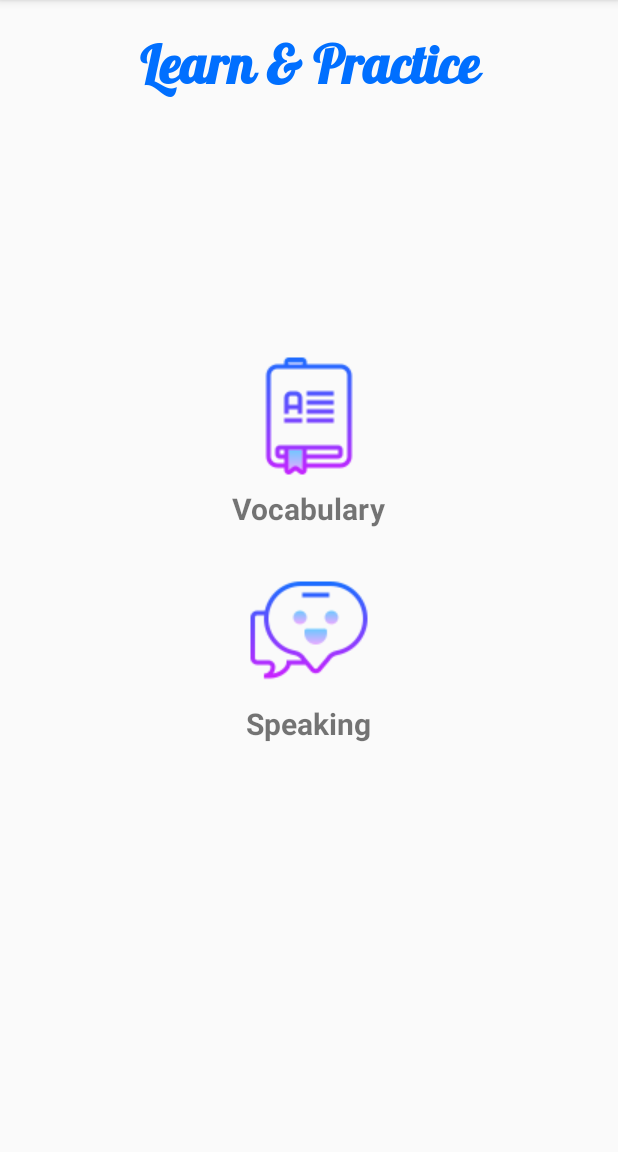
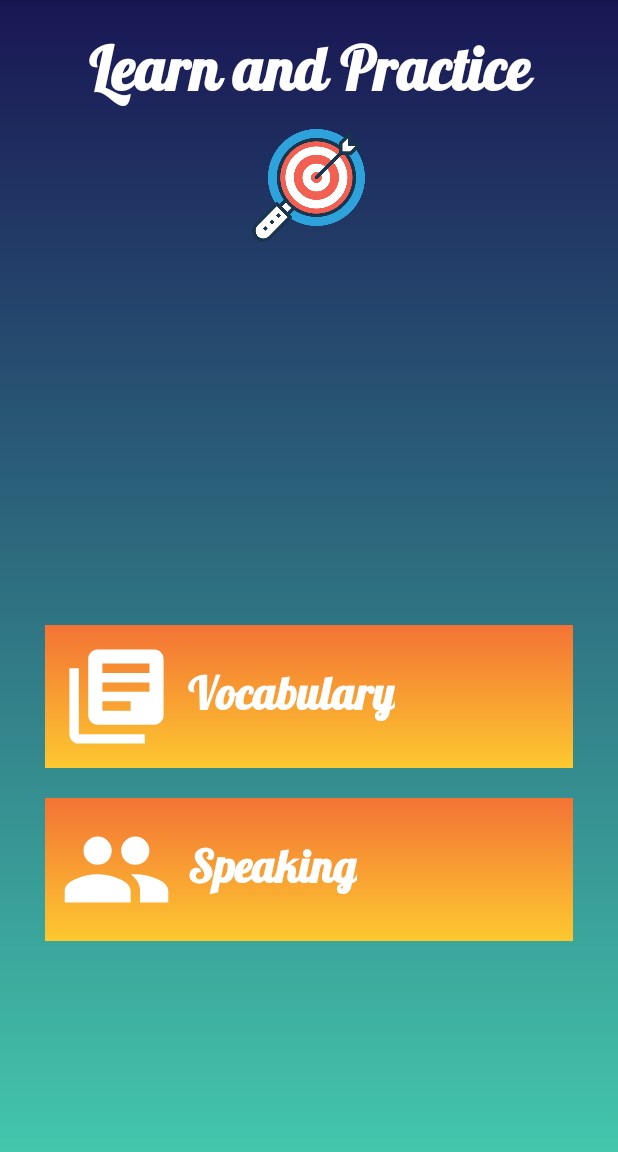
Before and after one commit to ndkhanh360/anna, an Android app: the StartLearn screen opened directly, with no data from a screen before it, on a phone screen of 412 x 824 dp, the part 84-1236 px from its top. Run offline under Robolectric (Android 15) with nearby library versions, the light colour scheme and no system bars.

Commit message:
prettify interface

```diff
--- a/app/src/main/java/com/example/anna/MultipleChoice.java
+++ b/app/src/main/java/com/example/anna/MultipleChoice.java
@@ -27,7 +27,6 @@ public class MultipleChoice extends AppCompatActivity {
     ProgressBar progressBar;
     Random rand = new Random();
     String topic, answer;
-    private View view;
 
     @Override
     protected void onCreate(Bundle savedInstanceState) {
--- a/app/src/main/java/com/example/anna/StartLearn.java
+++ b/app/src/main/java/com/example/anna/StartLearn.java
@@ -9,12 +9,12 @@ import android.view.KeyEvent;
 import android.view.View;
 import android.widget.Button;
 import android.widget.ImageView;
+import android.widget.LinearLayout;
 import android.widget.TextView;
 
 public class StartLearn extends AppCompatActivity {
 
-    Button btnVocab, btnSpeaking, btnPronun;
-    ImageView avatar;
+    Button btnVocab, btnSpeaking;
     TextView tvTitle;
 
     @Override
@@ -24,24 +24,16 @@ public class StartLearn extends AppCompatActivity {
 
         btnVocab = findViewById(R.id.btnVoca);
         btnSpeaking = findViewById(R.id.btnSpeaking);
-//        btnPronun = findViewById(R.id.btnPronun);
 
-        avatar= findViewById(R.id.imAvatar);
-        tvTitle=findViewById(R.id.tvTitle);
+        LinearLayout layout = findViewById(R.id.profile_layout);
 
         Intent intent = getIntent();
         int show_profile = intent.getIntExtra("show_profile", 0);
 
         if (show_profile == 1) {
             Log.i("Extra", "1");
-            ImageView iv = findViewById(R.id.imAvatar);
-            TextView tv = findViewById(R.id.tvProfile);
-            iv.setVisibility(View.VISIBLE);
-            tv.setVisibility(View.VISIBLE);
+            layout.setVisibility(View.VISIBLE);
         }
-        //avatar.setImageResource(getAvatarFromUser());
-
-        tvTitle.setText("Learn & Practice");
 
         btnVocab.setOnClickListener(new View.OnClickListener() {
             @Override
@@ -51,13 +43,6 @@ public class StartLearn extends AppCompatActivity {
             }
         });
 
-//        btnPronun.setOnClickListener(new View.OnClickListener() {
-//            @Override
-//            public void onClick(View v) {
-//                Intent i = new Intent(StartLearn.this, StartPronun.class);
-//                startActivity(i);
-//            }
-//        });
         btnSpeaking.setOnClickListener(new View.OnClickListener() {
             @Override
             public void onClick(View v) {
@@ -69,13 +54,6 @@ public class StartLearn extends AppCompatActivity {
 
     }
 
-    public void btn_onClick_Speaking(View view)
-    {
-        Intent i = new Intent(StartLearn.this, DashboardActivity.class);
-        i.putExtra("Uid","123");
-        startActivity(i);
-    }
-
     @Override
     public boolean onKeyDown(int keyCode, KeyEvent event) {
         Intent i = new Intent(StartLearn.this, MainActivity.class);
--- a/app/src/main/java/com/example/anna/VocabTestService.java
+++ b/app/src/main/java/com/example/anna/VocabTestService.java
@@ -32,7 +32,7 @@ public class VocabTestService extends Service {
                         public void onComplete(@NonNull Task<QuerySnapshot> task) {
                             if (task.isSuccessful()) {
                                 for (QueryDocumentSnapshot document : task.getResult()) {
-                                    vocab_test.add(new Vocabulary_Test(document.getData().get("t").toString(), document.getData().get("q").toString(), document.getData().get("answer1").toString()));
+                                    vocab_test.add(new Vocabulary_Test(document.getData().get("t").toString(), document.getData().get("q").toString(), document.getData().get("a").toString()));
                                 }
                                 Topic_Vocab_Test.vocabTestArrayList = vocab_test;
                                 Log.d("vocab", Topic_Vocab_Test.vocabTestArrayList.get(0).toString());
--- /dev/null
+++ b/app/src/main/res/drawable/profile.xml
@@ -0,0 +1,5 @@
+<vector android:height="100dp" android:tint="#FFFFFF"
+    android:viewportHeight="24.0" android:viewportWidth="24.0"
+    android:width="100dp" xmlns:android="http://schemas.android.com/apk/res/android">
+    <path android:fillColor="#FF000000" android:pathData="M3,5v14c0,1.1 0.89,2 2,2h14c1.1,0 2,-0.9 2,-2L21,5c0,-1.1 -0.9,-2 -2,-2L5,3c-1.11,0 -2,0.9 -2,2zM15,9c0,1.66 -1.34,3 -3,3s-3,-1.34 -3,-3 1.34,-3 3,-3 3,1.34 3,3zM6,17c0,-2 4,-3.1 6,-3.1s6,1.1 6,3.1v1L6,18v-1z"/>
+</vector>
--- /dev/null
+++ b/app/src/main/res/drawable/speaking.xml
@@ -0,0 +1,5 @@
+<vector android:height="100dp" android:tint="#FFFFFF"
+    android:viewportHeight="24.0" android:viewportWidth="24.0"
+    android:width="100dp" xmlns:android="http://schemas.android.com/apk/res/android">
+    <path android:fillColor="#FF000000" android:pathData="M16,11c1.66,0 2.99,-1.34 2.99,-3S17.66,5 16,5c-1.66,0 -3,1.34 -3,3s1.34,3 3,3zM8,11c1.66,0 2.99,-1.34 2.99,-3S9.66,5 8,5C6.34,5 5,6.34 5,8s1.34,3 3,3zM8,13c-2.33,0 -7,1.17 -7,3.5L1,19h14v-2.5c0,-2.33 -4.67,-3.5 -7,-3.5zM16,13c-0.29,0 -0.62,0.02 -0.97,0.05 1.16,0.84 1.97,1.97 1.97,3.45L17,19h6v-2.5c0,-2.33 -4.67,-3.5 -7,-3.5z"/>
+</vector>
--- /dev/null
+++ b/app/src/main/res/drawable/vocabulary.xml
@@ -0,0 +1,5 @@
+<vector android:height="100dp" android:tint="#FFFFFF"
+    android:viewportHeight="24.0" android:viewportWidth="24.0"
+    android:width="100dp" xmlns:android="http://schemas.android.com/apk/res/android">
+    <path android:fillColor="#FF000000" android:pathData="M4,6L2,6v14c0,1.1 0.9,2 2,2h14v-2L4,20L4,6zM20,2L8,2c-1.1,0 -2,0.9 -2,2v12c0,1.1 0.9,2 2,2h12c1.1,0 2,-0.9 2,-2L22,4c0,-1.1 -0.9,-2 -2,-2zM19,11L9,11L9,9h10v2zM15,15L9,15v-2h6v2zM19,7L9,7L9,5h10v2z"/>
+</vector>
--- a/app/src/main/res/layout/activity_detail_vocab.xml
+++ b/app/src/main/res/layout/activity_detail_vocab.xml
@@ -56,6 +56,7 @@
         android:layout_marginHorizontal="20dp"
         android:layout_below="@+id/ln_topic"
         android:progress="5"
+        android:progressTint="#006fff"
         style="@style/Widget.AppCompat.ProgressBar.Horizontal"
         android:max="10">
 
--- a/app/src/main/res/layout/activity_listening_test.xml
+++ b/app/src/main/res/layout/activity_listening_test.xml
@@ -62,6 +62,7 @@
             style="@style/Widget.AppCompat.ProgressBar.Horizontal"
             android:max="10"
             android:progress="5"
+            android:progressTint="#006fff"
             android:layout_marginVertical="10dp"
             android:layout_marginHorizontal="30dp">
         </ProgressBar>
--- a/app/src/main/res/layout/activity_multiple_choice.xml
+++ b/app/src/main/res/layout/activity_multiple_choice.xml
@@ -54,9 +54,9 @@
         android:layout_below="@+id/tvName"
         android:layout_alignParentRight="true"
         android:layout_marginRight="30dp"
-        android:background="@drawable/gradient"
+        android:background="@android:color/transparent"
         android:text="submit"
-        android:textColor="#ffffff"
+        android:textColor="#006fff"
         android:onClick="btn_onClick_submit_mtp"
         android:id="@+id/btn_submit"/>
 
@@ -74,6 +74,7 @@
             style="@style/Widget.AppCompat.ProgressBar.Horizontal"
             android:max="10"
             android:progress="5"
+            android:progressTint="#006fff"
             android:layout_marginVertical="10dp"
             android:layout_marginHorizontal="30dp">
         </ProgressBar>
--- a/app/src/main/res/layout/activity_start_learn.xml
+++ b/app/src/main/res/layout/activity_start_learn.xml
@@ -5,6 +5,7 @@
     android:layout_width="match_parent"
     android:layout_height="match_parent"
     android:orientation="vertical"
+    android:background="@drawable/gradient"
     tools:context=".StartLearn">
 
     <TextView
@@ -15,16 +16,52 @@
         android:text="Learn and Practice"
         android:gravity="center"
         android:textStyle="bold"
-        android:textSize="35sp"
+        android:textSize="40sp"
         android:fontFamily="@font/pattaya"
-        android:textColor="#006fff"
+        android:textColor="#ffffff"
         android:id="@+id/tvTitle"/>
 
+    <ImageView
+        android:layout_width="75dp"
+        android:layout_height="75dp"
+        android:layout_gravity="center"
+        android:layout_marginVertical="10dp"
+        android:src="@drawable/study"></ImageView>
     <LinearLayout
         android:layout_width="match_parent"
         android:orientation="vertical"
         android:gravity="center"
+        android:layout_marginHorizontal="30dp"
+        android:layout_marginBottom="30dp"
         android:layout_height="match_parent">
+
+        <LinearLayout
+            android:layout_width="match_parent"
+            android:layout_height="wrap_content"
+            android:layout_centerHorizontal="true"
+            android:id="@+id/profile_layout"
+            android:visibility="invisible"
+            android:background="@drawable/button_gradient_1"
+            android:layout_marginTop="20sp"
+            android:orientation="horizontal">
+            <Button
+                android:id="@+id/btnProfile"
+                android:layout_width="75dp"
+                android:layout_height="75dp"
+                android:layout_margin="10dp"
+                android:background="@drawable/profile"/>
+
+            <TextView
+                android:layout_width="wrap_content"
+                android:layout_height="wrap_content"
+                android:text="Profile"
+                android:textSize="30sp"
+                android:layout_gravity="center"
+                android:textColor="#ffffff"
+                android:fontFamily="@font/pattaya"
+                android:textStyle="bold" />
+        </LinearLayout>
+
         <LinearLayout
             android:layout_width="match_parent"
             android:layout_height="wrap_content"
@@ -32,20 +69,24 @@
             android:id="@+id/lnVocab"
             android:layout_below="@+id/tvTitle"
             android:layout_marginTop="20sp"
-            android:gravity="center"
-            android:orientation="vertical">
+            android:background="@drawable/button_gradient_1"
+            android:orientation="horizontal">
 
             <Button
                 android:id="@+id/btnVoca"
-                android:layout_width="wrap_content"
-                android:layout_height="wrap_content"
-                android:background="@drawable/vocab"/>
+                android:layout_width="75dp"
+                android:layout_height="75dp"
+                android:layout_margin="10dp"
+                android:background="@drawable/vocabulary"/>
 
             <TextView
                 android:layout_width="wrap_content"
                 android:layout_height="wrap_content"
                 android:text="Vocabulary"
-                android:textSize="20sp"
+                android:layout_gravity="center"
+                android:textColor="#ffffff"
+                android:textSize="30sp"
+                android:fontFamily="@font/pattaya"
                 android:textStyle="bold" />
 
         </LinearLayout>
@@ -55,53 +96,27 @@
             android:layout_height="wrap_content"
             android:layout_centerHorizontal="true"
             android:id="@+id/lnSpeaking"
+            android:background="@drawable/button_gradient_1"
             android:layout_below="@+id/tvTitle"
             android:layout_marginTop="20sp"
-            android:gravity="center"
-            android:orientation="vertical">
+            android:orientation="horizontal">
             <Button
                 android:id="@+id/btnSpeaking"
-                android:layout_width="wrap_content"
-                android:layout_height="wrap_content"
+                android:layout_width="75dp"
+                android:layout_height="75dp"
+                android:layout_margin="10dp"
                 android:background="@drawable/speaking"/>
 
             <TextView
                 android:layout_width="wrap_content"
                 android:layout_height="wrap_content"
                 android:text="Speaking"
-                android:textSize="20sp"
+                android:layout_gravity="center"
+                android:textSize="30sp"
+                android:fontFamily="@font/pattaya"
+                android:textColor="#ffffff"
                 android:textStyle="bold" />
 
         </LinearLayout>
-
-        <LinearLayout
-        android:layout_width="match_parent"
-        android:layout_height="wrap_content"
-        android:layout_marginTop="5sp"
-        android:id="@+id/profile"
-        android:gravity="center"
-        android:orientation="vertical">
-
-        <ImageView
-            android:id="@+id/imAvatar"
-            android:layout_width="wrap_content"
-            android:layout_height="wrap_content"
-            android:layout_gravity="center"
-            android:background="@drawable/border"
-            android:visibility="invisible"
-            android:src="@drawable/avatar" />
-
-        <TextView
-            android:layout_width="wrap_content"
-            android:layout_height="wrap_content"
-            android:text="Profile"
-            android:id="@+id/tvProfile"
-            android:visibility="invisible"
-            android:textSize="20sp"
-            android:textStyle="bold" />
-
-    </LinearLayout>
-
-
     </LinearLayout>
 </LinearLayout>
```
Also changed, not shown: app/src/main/java/com/example/anna/DetailVocabTest.java (+68 -118 lines), app/src/main/java/com/example/anna/Topic_Vocab_Test.java (+3 -12 lines), app/src/main/res/layout/activity_detail_vocab_test.xml (+34 -52 lines), app/src/main/res/drawable/speaking.png (deleted), app/src/main/res/drawable/study.png (added).
